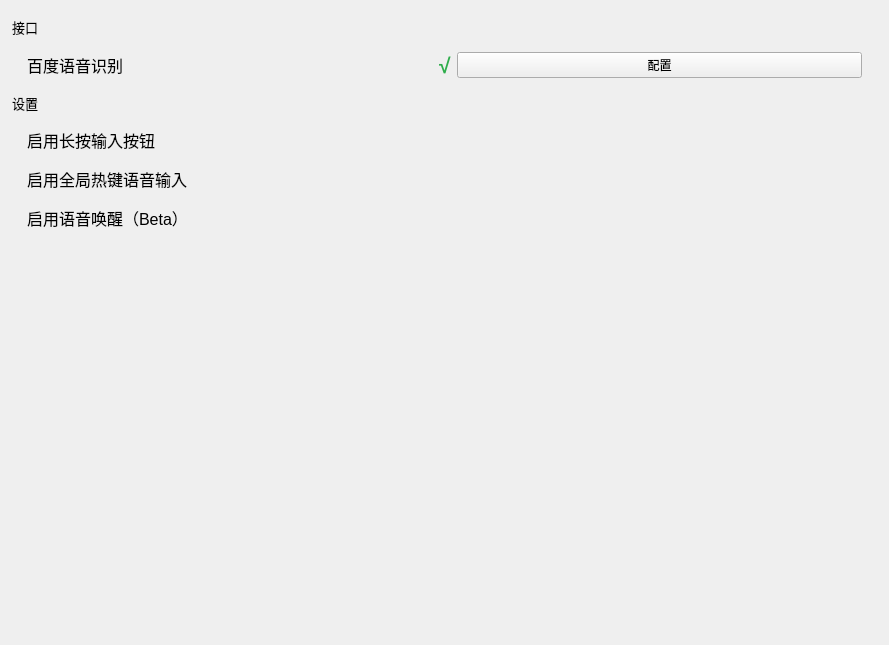
This is Mandarin/windows/setting/child/settingchild_speech.ui in Mandarin715/ZcChat2 as Qt 5 draws it before an edit. The edited form follows.
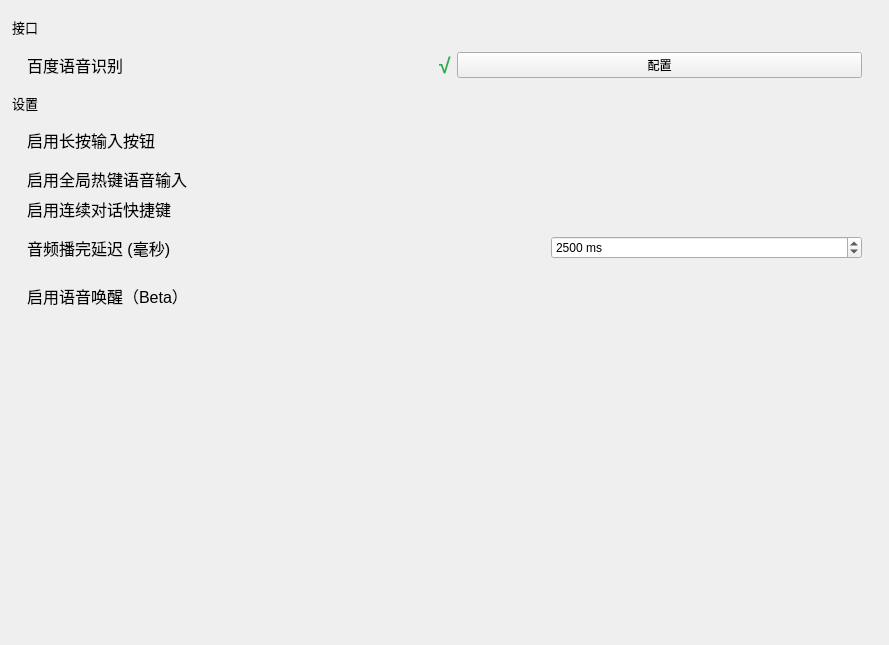
This is the edited form. Custom widgets are drawn as their Qt base class.

Commit message:
feat: 实现连续对话功能
- 独立连续对话快捷键（与录音键分离，按下切换模式）
- 进入连续模式后自动录音→识别→发送→AI回复→VITS播完→自动下一轮
- 录音改为QAudioSource直录PCM，录音+静音检测同一音源
- 静音检测用100ms定时器轮询+帧计数器，2.5秒无声音自动停止
- 静音阈值0.005，自适应低音量麦克风
- VITS播完后可配置延迟（默认2500ms），设置界面可调
- 2分钟静默自动退出连续模式
- 百度ASR格式改为pcm
- 最少1秒录音才送识别，过滤误触发

The edit to the form file:
```diff
--- a/Mandarin/windows/setting/child/settingchild_speech.ui
+++ b/Mandarin/windows/setting/child/settingchild_speech.ui
@@ -240,6 +240,118 @@
          </layout>
         </widget>
        </item>
+       <item>
+       <widget class="ElaScrollPageArea" name="widget_ContinuousHotkey" native="true">
+         <property name="toolTip">
+          <string>设置独立的连续对话快捷键，按下切换进入/退出连续对话模式</string>
+         </property>
+         <layout class="QHBoxLayout" name="horizontalLayout_ContinuousHotkey" stretch="5,0,10,7">
+          <property name="leftMargin">
+           <number>15</number>
+          </property>
+          <property name="topMargin">
+           <number>0</number>
+          </property>
+          <property name="rightMargin">
+           <number>15</number>
+          </property>
+          <property name="bottomMargin">
+           <number>0</number>
+          </property>
+          <item>
+           <widget class="ElaText" name="label_ContinuousHotkeyEnable">
+            <property name="sizePolicy">
+             <sizepolicy hsizetype="Fixed" vsizetype="Maximum">
+              <horstretch>0</horstretch>
+              <verstretch>0</verstretch>
+             </sizepolicy>
+            </property>
+            <property name="font">
+             <font>
+              <pointsize>12</pointsize>
+             </font>
+            </property>
+            <property name="text">
+             <string>启用连续对话快捷键</string>
+            </property>
+           </widget>
+          </item>
+          <item>
+           <widget class="ElaToggleSwitch" name="ToggleSwitch_ContinuousHotkeyEnable" native="true">
+            <property name="toolTip">
+             <string>按下快捷键进入连续对话模式，再次按下退出</string>
+            </property>
+           </widget>
+          </item>
+          <item>
+           <spacer name="horizontalSpacer_ContinuousHotkey">
+            <property name="orientation">
+             <enum>Qt::Horizontal</enum>
+            </property>
+            <property name="sizeHint" stdset="0">
+             <size>
+              <width>40</width>
+              <height>20</height>
+             </size>
+            </property>
+           </spacer>
+          </item>
+          <item>
+           <widget class="ElaKeyBinder" name="keyBinder_ContinuousHotkey">
+            <property name="toolTip">
+             <string>绑定连续对话快捷键，按下切换模式</string>
+            </property>
+           </widget>
+          </item>
+         </layout>
+        </widget>
+       </item>
+       <item>
+        <widget class="ElaScrollPageArea" name="widget_ContinuousAudioDelay" native="true">
+         <property name="toolTip">
+          <string>VITS语音播完后等待多久再开始下一轮录音（单位：毫秒）</string>
+         </property>
+         <layout class="QHBoxLayout" name="horizontalLayout_ContinuousAudioDelay" stretch="5,3">
+          <property name="leftMargin">
+           <number>15</number>
+          </property>
+          <property name="rightMargin">
+           <number>15</number>
+          </property>
+          <item>
+           <widget class="ElaText" name="label_ContinuousAudioDelay">
+            <property name="font">
+             <font>
+              <pointsize>12</pointsize>
+             </font>
+            </property>
+            <property name="text">
+             <string>音频播完延迟 (毫秒)</string>
+            </property>
+           </widget>
+          </item>
+          <item>
+           <widget class="QSpinBox" name="spinBox_ContinuousAudioDelay">
+            <property name="minimum">
+             <number>0</number>
+            </property>
+            <property name="maximum">
+             <number>10000</number>
+            </property>
+            <property name="singleStep">
+             <number>500</number>
+            </property>
+            <property name="value">
+             <number>2500</number>
+            </property>
+            <property name="suffix">
+             <string> ms</string>
+            </property>
+           </widget>
+          </item>
+         </layout>
+        </widget>
+       </item>
        <item>
        <widget class="ElaScrollPageArea" name="widget_WakeWord" native="true">
          <property name="toolTip">
```
The commit also changes 5 other files.
